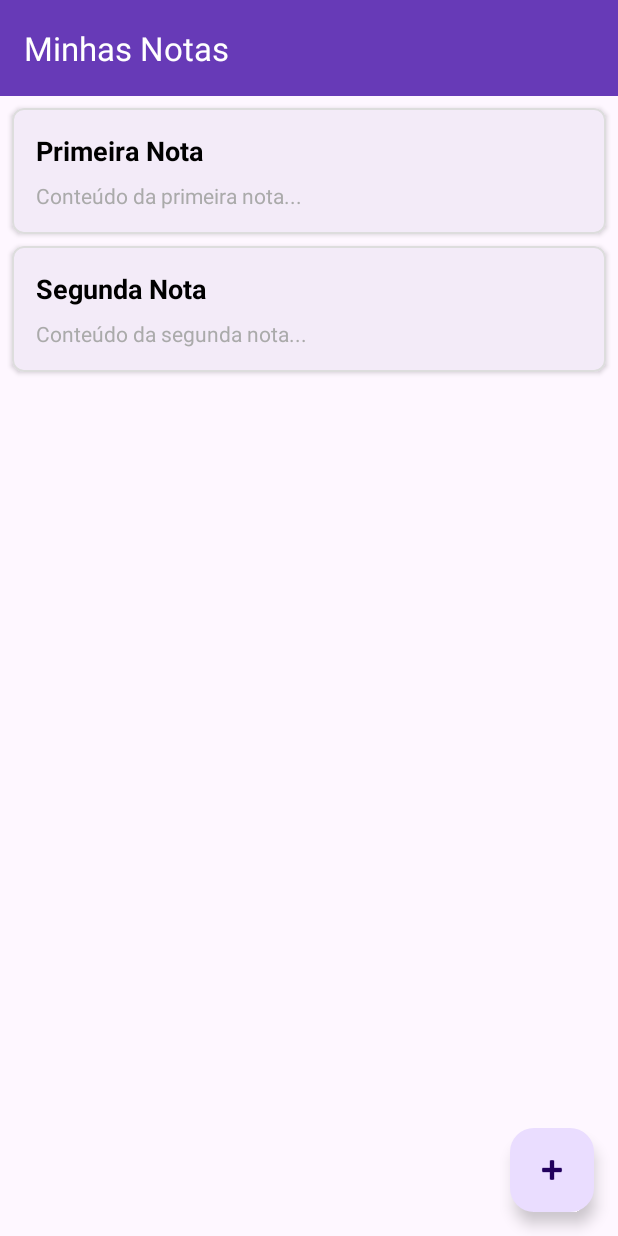
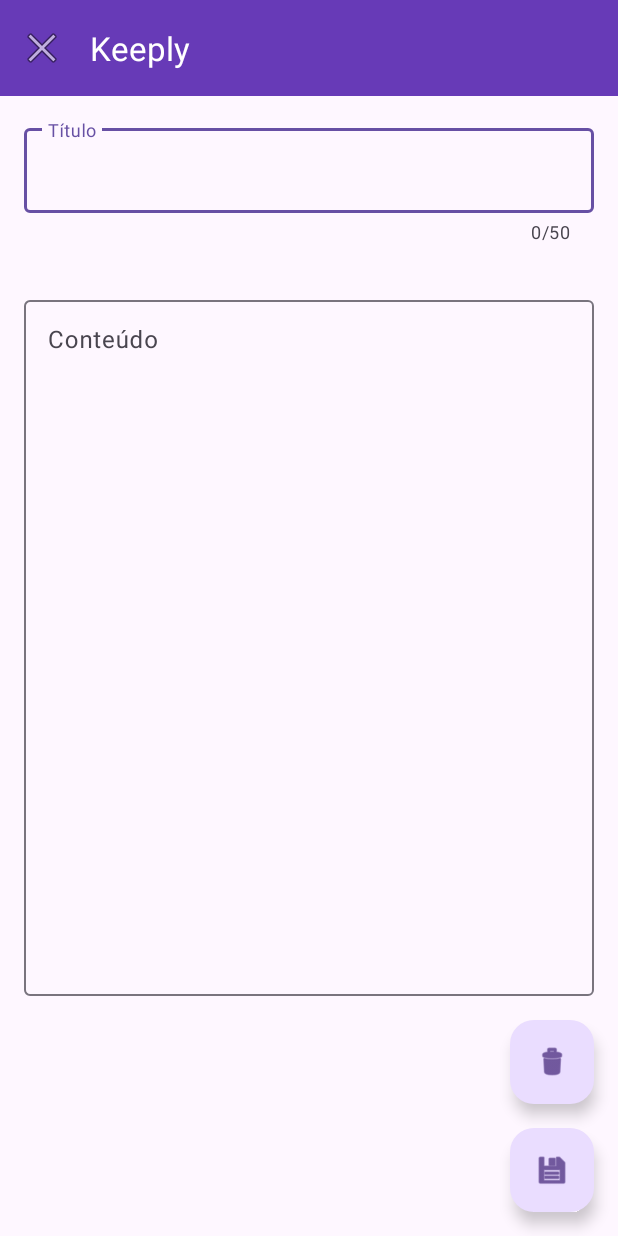
Before and after one commit to Campi98/DAM_Keeply, an Android app: the MainActivity screen opened directly, with no data from a screen before it, after a tap on "Adicionar nota", on a phone screen of 412 x 824 dp. Run offline under Robolectric (Android 15) with nearby library versions, the phone set to English and light mode, and no system bars; our stand-ins replace Room's generated code.

Commit message:
Implementação da gestão de notas com Room (+ pequenos ajustes)

```diff
--- a/app/build.gradle.kts
+++ b/app/build.gradle.kts
@@ -1,6 +1,7 @@
 plugins {
     alias(libs.plugins.android.application)
     alias(libs.plugins.kotlin.android)
+    id("kotlin-kapt")
 }
 
 android {
@@ -45,4 +46,8 @@ dependencies {
     testImplementation(libs.junit)
     androidTestImplementation(libs.androidx.junit)
     androidTestImplementation(libs.androidx.espresso.core)
+    val roomVersion = "2.6.1"
+    implementation("androidx.room:room-runtime:$roomVersion")
+    implementation("androidx.room:room-ktx:$roomVersion")
+    kapt("androidx.room:room-compiler:$roomVersion")
 }
--- a/app/src/main/AndroidManifest.xml
+++ b/app/src/main/AndroidManifest.xml
@@ -22,6 +22,7 @@
         </activity>
         <activity android:name=".RegisterActivity" />
         <activity android:name=".MainActivity" />
+        <activity android:name=".NoteDetailActivity" />
     </application>
 
 </manifest>
--- a/app/src/main/java/pt/ipt/dam/a25269a24639/keeply/MainActivity.kt
+++ b/app/src/main/java/pt/ipt/dam/a25269a24639/keeply/MainActivity.kt
@@ -1,5 +1,6 @@
 package pt.ipt.dam.a25269a24639.keeply
 
+import android.content.Intent
 import android.os.Bundle
 import android.widget.Toast
 import androidx.activity.enableEdgeToEdge
@@ -7,38 +8,40 @@ import androidx.appcompat.app.AppCompatActivity
 import androidx.appcompat.widget.Toolbar
 import androidx.core.view.ViewCompat
 import androidx.core.view.WindowInsetsCompat
+import androidx.lifecycle.lifecycleScope
 import androidx.recyclerview.widget.LinearLayoutManager
 import androidx.recyclerview.widget.RecyclerView
 import com.google.android.material.floatingactionbutton.FloatingActionButton
+import kotlinx.coroutines.launch
 import pt.ipt.dam.a25269a24639.keeply.data.Note
 import pt.ipt.dam.a25269a24639.keeply.data.NoteAdapter
+import pt.ipt.dam.a25269a24639.keeply.data.NoteDatabase
+import pt.ipt.dam.a25269a24639.keeply.data.NoteRepository
 
 class MainActivity : AppCompatActivity() {
-    override fun onCreate(savedInstanceState: Bundle?) {
-        super.onCreate(savedInstanceState)
-        enableEdgeToEdge()
-        setContentView(R.layout.activity_main)
-        // Configurar a Toolbar
-        val toolbar = findViewById<Toolbar>(R.id.toolbar)
-        setSupportActionBar(toolbar)
+        private lateinit var noteRepository: NoteRepository
 
-        // Configurar o RecyclerView
-        val recyclerView = findViewById<RecyclerView>(R.id.notesRecyclerView)
-        recyclerView.layoutManager = LinearLayoutManager(this)
+        override fun onCreate(savedInstanceState: Bundle?) {
+            super.onCreate(savedInstanceState)
+            setContentView(R.layout.activity_main)
 
-        // Exemplo de notas para teste
-        val sampleNotes = listOf(
-            Note(title = "Primeira Nota", content = "Conteúdo da primeira nota..."),
-            Note(title = "Segunda Nota", content = "Conteúdo da segunda nota...")
-        )
+            val database = NoteDatabase.getDatabase(this)
+            noteRepository = NoteRepository(database.noteDao())
 
-        recyclerView.adapter = NoteAdapter(sampleNotes)
+            val recyclerView = findViewById<RecyclerView>(R.id.notesRecyclerView)
+            recyclerView.layoutManager = LinearLayoutManager(this)
+            val noteAdapter = NoteAdapter(emptyList())
+            recyclerView.adapter = noteAdapter
 
-        // Configurar o FAB
-        val fab = findViewById<FloatingActionButton>(R.id.addNoteFab)
-        fab.setOnClickListener {
-            // TODO: Implementar adição de nota
-            Toast.makeText(this, "Adicionar nota", Toast.LENGTH_SHORT).show()
-        }
+            // TODO: Ver se é necessário usar este lifecycleScope ou se há outra forma
+            lifecycleScope.launch {
+                noteRepository.allNotes.collect { notes ->
+                    noteAdapter.updateNotes(notes)
+                }
+            }
+
+            findViewById<FloatingActionButton>(R.id.addNoteFab).setOnClickListener {
+                startActivity(Intent(this, NoteDetailActivity::class.java))
+            }
     }
 }
--- /dev/null
+++ b/app/src/main/java/pt/ipt/dam/a25269a24639/keeply/NoteDetailActivity.kt
@@ -0,0 +1,88 @@
+package pt.ipt.dam.a25269a24639.keeply
+
+import android.os.Bundle
+import android.widget.Toast
+import androidx.appcompat.app.AppCompatActivity
+import androidx.appcompat.widget.Toolbar
+import androidx.lifecycle.lifecycleScope
+import com.google.android.material.floatingactionbutton.FloatingActionButton
+import com.google.android.material.textfield.TextInputEditText
+import kotlinx.coroutines.launch
+import pt.ipt.dam.a25269a24639.keeply.data.Note
+import pt.ipt.dam.a25269a24639.keeply.data.NoteDatabase
+import pt.ipt.dam.a25269a24639.keeply.data.NoteRepository
+
+class NoteDetailActivity : AppCompatActivity() {
+    private lateinit var noteRepository: NoteRepository
+    private var noteId: Long = -1
+
+    override fun onCreate(savedInstanceState: Bundle?) {
+        super.onCreate(savedInstanceState)
+        setContentView(R.layout.activity_note_detail)
+
+        val database = NoteDatabase.getDatabase(this)
+        noteRepository = NoteRepository(database.noteDao())
+
+        val toolbar = findViewById<Toolbar>(R.id.toolbar)
+        setSupportActionBar(toolbar)
+        supportActionBar?.setDisplayHomeAsUpEnabled(true)
+
+        val titleInput = findViewById<TextInputEditText>(R.id.titleInput)
+        val contentInput = findViewById<TextInputEditText>(R.id.contentInput)
+
+        // Se estivermos a editar uma nota existente, obtemos os dados da nota
+        noteId = intent.getLongExtra("note_id", -1)
+        val noteTitle = intent.getStringExtra("note_title") ?: ""
+        val noteContent = intent.getStringExtra("note_content") ?: ""
+
+        titleInput.setText(noteTitle)
+        contentInput.setText(noteContent)
+
+        // TODO: Isto não está a ser mostrado, fix
+        toolbar.title = if (noteId == -1L) "Nova Nota" else "Editar Nota"
+
+        findViewById<FloatingActionButton>(R.id.saveFab).setOnClickListener {
+            val title = titleInput.text.toString()
+            val content = contentInput.text.toString()
+
+            if (title.isNotEmpty() && content.isNotEmpty()) {
+                lifecycleScope.launch {
+                    val note = Note(
+                        id = if (noteId == -1L) 0 else noteId,
+                        title = title,
+                        content = content,
+                        synced = false
+                    )
+                    if (noteId == -1L) {
+                        noteRepository.insert(note)
+                    } else {
+                        noteRepository.update(note)
+                    }
+                    Toast.makeText(this@NoteDetailActivity, "Nota salva!", Toast.LENGTH_SHORT).show()
+                    finish()
+                }
+            } else {
+                Toast.makeText(this, "Preencha todos os campos", Toast.LENGTH_SHORT).show()
+            }
+        }
+
+
+        findViewById<FloatingActionButton>(R.id.deleteFab).setOnClickListener {
+            if (noteId != -1L) {
+                lifecycleScope.launch {
+                    noteRepository.getNoteById(noteId)?.let { note ->
+                        noteRepository.delete(note)
+                        Toast.makeText(this@NoteDetailActivity, "Nota apagada!", Toast.LENGTH_SHORT).show()
+                        finish()
+                    }
+                }
+            } else {
+                finish()
+            }
+        }
+
+        toolbar.setNavigationOnClickListener {
+            finish()
+        }
+    }
+}
--- a/app/src/main/java/pt/ipt/dam/a25269a24639/keeply/data/NoteAdapter.kt
+++ b/app/src/main/java/pt/ipt/dam/a25269a24639/keeply/data/NoteAdapter.kt
@@ -1,18 +1,27 @@
 package pt.ipt.dam.a25269a24639.keeply.data
 
+import android.content.Intent
 import android.view.LayoutInflater
 import android.view.View
 import android.view.ViewGroup
 import android.widget.TextView
 import androidx.recyclerview.widget.RecyclerView
+import com.google.android.material.card.MaterialCardView
+import pt.ipt.dam.a25269a24639.keeply.NoteDetailActivity
 import pt.ipt.dam.a25269a24639.keeply.R
 
-class NoteAdapter(private val notes: List<Note>) :
+class NoteAdapter(private var notes: List<Note>) :
     RecyclerView.Adapter<NoteAdapter.NoteViewHolder>() {
 
     class NoteViewHolder(view: View) : RecyclerView.ViewHolder(view) {
         val titleView: TextView = view.findViewById(R.id.noteTitle)
         val contentView: TextView = view.findViewById(R.id.noteContent)
+        val cardView: MaterialCardView = view as MaterialCardView
+    }
+
+    fun updateNotes(newNotes: List<Note>) {
+        notes = newNotes
+        notifyDataSetChanged()      // TODO: Ver se é necessário
     }
 
     override fun onCreateViewHolder(parent: ViewGroup, viewType: Int): NoteViewHolder {
@@ -25,6 +34,16 @@ class NoteAdapter(private val notes: List<Note>) :
         val note = notes[position]
         holder.titleView.text = note.title
         holder.contentView.text = note.content
+
+        holder.cardView.setOnClickListener {
+            val context = holder.itemView.context
+            val intent = Intent(context, NoteDetailActivity::class.java).apply {
+                putExtra("note_id", note.id)
+                putExtra("note_title", note.title)
+                putExtra("note_content", note.content)
+            }
+            context.startActivity(intent)
+        }
     }
 
     override fun getItemCount() = notes.size
--- /dev/null
+++ b/app/src/main/java/pt/ipt/dam/a25269a24639/keeply/data/NoteDao.kt
@@ -0,0 +1,25 @@
+package pt.ipt.dam.a25269a24639.keeply.data
+
+import androidx.room.*
+import kotlinx.coroutines.flow.Flow
+
+@Dao
+interface NoteDao {
+    @Query("SELECT * FROM notes ORDER BY timestamp DESC")
+    fun getAllNotes(): Flow<List<Note>>
+
+    @Query("SELECT * FROM notes WHERE id = :noteId")
+    suspend fun getNoteById(noteId: Long): Note?
+
+    @Insert(onConflict = OnConflictStrategy.REPLACE)
+    suspend fun insertNote(note: Note): Long
+
+    @Update
+    suspend fun updateNote(note: Note)
+
+    @Delete
+    suspend fun deleteNote(note: Note)
+
+    @Query("SELECT * FROM notes WHERE synced = 0")
+    fun getUnsyncedNotes(): Flow<List<Note>>
+}
--- /dev/null
+++ b/app/src/main/java/pt/ipt/dam/a25269a24639/keeply/data/NoteDatabase.kt
@@ -0,0 +1,30 @@
+package pt.ipt.dam.a25269a24639.keeply.data
+
+import android.content.Context
+import androidx.room.Database
+import androidx.room.Room
+import androidx.room.RoomDatabase
+
+@Database(entities = [Note::class], version = 1)
+abstract class NoteDatabase : RoomDatabase() {
+    abstract fun noteDao(): NoteDao
+
+    companion object {
+        @Volatile
+        private var INSTANCE: NoteDatabase? = null
+
+        fun getDatabase(context: Context): NoteDatabase {
+            return INSTANCE ?: synchronized(this) {
+                val instance = Room.databaseBuilder(
+                    context.applicationContext,
+                    NoteDatabase::class.java,
+                    "note_database"
+                )
+                .fallbackToDestructiveMigration()
+                .build()
+                INSTANCE = instance
+                instance
+            }
+        }
+    }
+}
--- /dev/null
+++ b/app/src/main/java/pt/ipt/dam/a25269a24639/keeply/data/NoteRepository.kt
@@ -0,0 +1,16 @@
+package pt.ipt.dam.a25269a24639.keeply.data
+
+import kotlinx.coroutines.flow.Flow
+
+class NoteRepository(private val noteDao: NoteDao) {
+    val allNotes: Flow<List<Note>> = noteDao.getAllNotes()
+    val unsyncedNotes: Flow<List<Note>> = noteDao.getUnsyncedNotes()    // TODO: Implementar sincronização
+
+    suspend fun insert(note: Note) = noteDao.insertNote(note)
+
+    suspend fun update(note: Note) = noteDao.updateNote(note)
+
+    suspend fun delete(note: Note) = noteDao.deleteNote(note)
+
+    suspend fun getNoteById(id: Long) = noteDao.getNoteById(id)
+}
--- /dev/null
+++ b/app/src/main/res/layout/activity_note_detail.xml
@@ -0,0 +1,66 @@
+<?xml version="1.0" encoding="utf-8"?>
+<LinearLayout xmlns:android="http://schemas.android.com/apk/res/android"
+    xmlns:app="http://schemas.android.com/apk/res-auto"
+    android:layout_width="match_parent"
+    android:layout_height="match_parent"
+    android:orientation="vertical">
+
+    <com.google.android.material.appbar.AppBarLayout
+        android:layout_width="match_parent"
+        android:layout_height="wrap_content">
+
+        <androidx.appcompat.widget.Toolbar
+            android:id="@+id/toolbar"
+            android:layout_width="match_parent"
+            android:layout_height="?attr/actionBarSize"
+            android:background="#673AB7"
+            app:navigationIcon="@android:drawable/ic_menu_close_clear_cancel"
+            app:titleTextColor="@android:color/white"/>
+    </com.google.android.material.appbar.AppBarLayout>
+
+    <com.google.android.material.textfield.TextInputLayout
+        android:layout_width="match_parent"
+        android:layout_height="wrap_content"
+        android:layout_margin="16dp"
+        app:counterEnabled="true"
+        app:counterMaxLength="50">
+        <com.google.android.material.textfield.TextInputEditText
+            android:id="@+id/titleInput"
+            android:layout_width="match_parent"
+            android:layout_height="wrap_content"
+            android:hint="Título"
+            android:maxLength="50"/>
+    </com.google.android.material.textfield.TextInputLayout>
+
+    <com.google.android.material.textfield.TextInputLayout
+        android:layout_width="match_parent"
+        android:layout_height="0dp"
+        android:layout_weight="1"
+        android:layout_margin="16dp">
+        <com.google.android.material.textfield.TextInputEditText
+            android:id="@+id/contentInput"
+            android:layout_width="match_parent"
+            android:layout_height="match_parent"
+            android:gravity="top"
+            android:hint="Conteúdo"
+            android:inputType="textMultiLine"/>
+    </com.google.android.material.textfield.TextInputLayout>
+
+    <com.google.android.material.floatingactionbutton.FloatingActionButton
+        android:id="@+id/deleteFab"
+        android:layout_width="wrap_content"
+        android:layout_height="wrap_content"
+        android:layout_gravity="end"
+        android:layout_marginEnd="16dp"
+        android:contentDescription="Apagar nota"
+        app:srcCompat="@android:drawable/ic_menu_delete"/>
+
+    <com.google.android.material.floatingactionbutton.FloatingActionButton
+        android:id="@+id/saveFab"
+        android:layout_width="wrap_content"
+        android:layout_height="wrap_content"
+        android:layout_gravity="end"
+        android:layout_margin="16dp"
+        android:contentDescription="Salvar nota"
+        app:srcCompat="@android:drawable/ic_menu_save"/>
+</LinearLayout>
```
Also changed, not shown: app/src/main/java/pt/ipt/dam/a25269a24639/keeply/LoginActivity.kt (+7 -0 lines), app/src/main/java/pt/ipt/dam/a25269a24639/keeply/data/Note.kt (+7 -1 lines).
